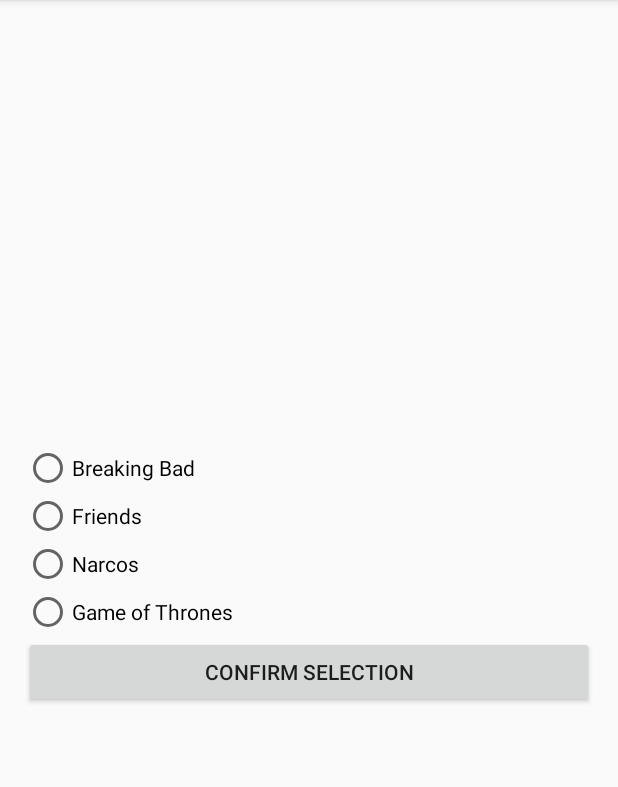
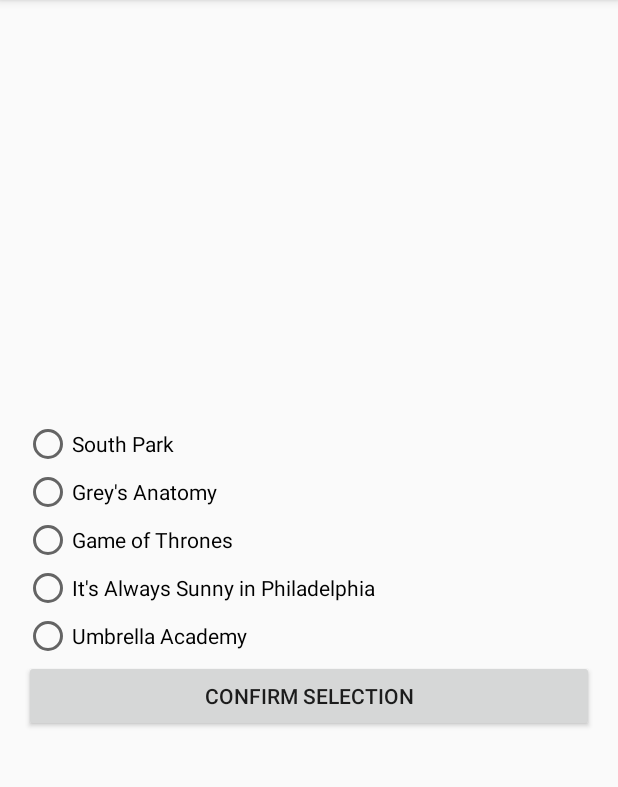
Before and after one commit to paarasbhandari/CMSC436-Fall2020-Group-Project, an Android app: the screen it shows after launch once a user with an empty profile is signed in (VotingActivity), after a tap on "TV Show", on a phone screen of 412 x 824 dp, the part 84-871 px from its top. Run offline under Robolectric (Android 15) with nearby library versions, the phone set to English and light mode, and no system bars; our stand-ins replace Firebase (no records; nobody signed in at launch, a user with empty details on screens opened directly).

Commit message:
modifed voting activity to be dynamic

```diff
--- a/VoteChain/app/src/main/java/com/cmsc436/votechain/VotingActivity.kt
+++ b/VoteChain/app/src/main/java/com/cmsc436/votechain/VotingActivity.kt
@@ -2,6 +2,7 @@
 
 import android.content.Intent
 import android.os.Bundle
+import android.util.Log
 import android.view.View
 import android.widget.Button
 import android.widget.RadioButton
@@ -9,27 +10,37 @@
 import android.widget.TextView
 import android.widget.Toast
 import androidx.appcompat.app.AppCompatActivity
+import androidx.core.view.children
+import androidx.core.view.get
 
-
-//private var mVotingRadioGroup: RadioGroup? = null   //The RadioGroup variable
-//private var mVoteButton: RadioButton? = null        //The Button user selects
 var radioGroup: RadioGroup? = null
-var radioBtn1: RadioButton? = null
-var radioBtn2: RadioButton? = null
-var radioBtn3: RadioButton? = null
-var radioBtn4: RadioButton? = null
-var voteValue: String? = null
+var submit: Button? = null
 var votingList: Array<String>? = null
-
+var category: String? = null
+var oldVote: String? = null
 
 class VotingActivity : AppCompatActivity() {
 
     companion object {
-
-        private const val RESULT_CODE = 1
+        private const val TAG = "Votechain-VotingActivity"
         private const val VOTE_VALUE = "VOTE_VALUE"
         private const val VOTE_CATEGORY = "VOTE_CATEGORY"
-        private const val TAG = "Votechain-CategoriesActivity"
+        /*
+        private val tvshowVotingList = arrayOf("Breaking Bad", "Friends", "Narcos", "Game of Thrones")
+        private val superheroVotingList = arrayOf("Spiderman", "Batman", "Superman", "Iron Man")
+        */
+        private val beverageVotingList = arrayOf("Tea", "Beer", "Coffee", "Wine")
+        private val superheroVotingList: Array<String> =
+            arrayOf("Batman", "Superman", "Spiderman", "Wolverine")
+        private val tvshowVotingList : Array<String> =
+            arrayOf("South Park", "Grey's Anatomy", "Game of Thrones",
+                "It's Always Sunny in Philadelphia",
+                "Umbrella Academy")
+/*        private val beverageVotingList: Array<String> =
+            arrayOf("Coke", "Pepsi", "Dr. Pepper", "Sprite",
+                "Mountain Dew", "Mr. Pibb", "Canada Dry",
+                "Mountain Lightning", "Mellow Yellow",
+                "Fanta Orange", "Coke Cherry")*/
 
     }
 
@@ -37,76 +48,59 @@
         super.onCreate(savedInstanceState)
         setContentView(R.layout.activity_voting)
 
+        radioGroup = findViewById<View>(R.id.listViewVotes) as RadioGroup
+        submit = findViewById(R.id.submit)
 
+        category = intent.getStringExtra("CATEGORY")
 
-        radioGroup = findViewById<View>(R.id.listViewVotes) as RadioGroup
-        radioBtn1 = findViewById<RadioButton>(R.id.Vote1)
-        radioBtn2 = findViewById<RadioButton>(R.id.Vote2)
-        radioBtn3 = findViewById<RadioButton>(R.id.Vote3)
-        radioBtn4 = findViewById<RadioButton>(R.id.Vote4)
-        var radioBtnList = arrayOf(radioBtn1, radioBtn2, radioBtn3, radioBtn4)
+        submit!!.setOnClickListener(View.OnClickListener {
+            Log.d(TAG, "Entered setOnClickListener")
+            val voteId = radioGroup!!.checkedRadioButtonId // get id of checked button - id is generated dynamically
+            val voteString = findViewById<RadioButton>(voteId).text
 
-        val category = intent.getStringExtra("CATEGORY")
+            Toast.makeText(
+                this,
+                "Submit Clicked : $voteString", Toast.LENGTH_LONG
+            ).show()
 
-        var oldVoteValue = ""
-
-        if (category.equals("TV Show")){
-            votingList = arrayOf("Breaking Bad", "Friends", "Narcos", "Game of Thrones")
-            oldVoteValue = intent.getStringExtra("TV_SHOW_VOTE_VALUE").toString()
-        } else if (category.equals("Superhero")){
-            votingList = arrayOf("Spiderman", "Batman", "Superman", "Iron Man")
-            oldVoteValue = intent.getStringExtra("SUPERHERO_VOTE_VALUE").toString()
-        } else if (category.equals("Beverage")){
-            votingList = arrayOf("Tea", "Beer", "Coffee", "Wine")
-            oldVoteValue = intent.getStringExtra("BEVERAGE_VOTE_VALUE").toString()
-        }
-
-        if (oldVoteValue != null && !oldVoteValue.isEmpty() && !oldVoteValue.equals("null")){
-            radioBtnList.get(getIndex(votingList!!, oldVoteValue))?.isChecked = true
-        }
-
-
-        setOptionsText()
-
-        radioGroup!!.setOnCheckedChangeListener(RadioGroup.OnCheckedChangeListener { group, checkedId ->
-            // This will get the radiobutton that has changed in its check state
-            val checkedRadioButton = group.findViewById<View>(checkedId) as RadioButton
-            // This puts the value (true/false) into the variable
-            val isChecked = checkedRadioButton.isChecked
-            // If the radiobutton that has changed in check state is now checked...
-            if (isChecked) {
-                voteValue = checkedRadioButton.text as String
-            }
-        })
-
-        val submit: Button = findViewById(R.id.submit)
-
-        submit.setOnClickListener(View.OnClickListener { i ->
             val returnIntent = Intent()
-            returnIntent.putExtra(VOTE_CATEGORY, category)
-            returnIntent.putExtra(VOTE_VALUE, voteValue)
-            setResult(RESULT_CODE, returnIntent)
+                .putExtra(VOTE_CATEGORY, category)
+                .putExtra(VOTE_VALUE, voteString)
+            setResult(RESULT_OK, returnIntent)
             finish()
         })
 
+        setupCategory() // make radio buttons for each category
 
     }
 
-    private fun setOptionsText(){
-        radioBtn1?.text = votingList?.get(0)
-        radioBtn2?.text = votingList?.get(1)
-        radioBtn3?.text = votingList?.get(2)
-        radioBtn4?.text = votingList?.get(3)
+    private fun setupCategory() {
+        // get category to display along with old vote
+        when (category) {
+            "TV Show" -> {
+                votingList = tvshowVotingList
+                oldVote = intent.getStringExtra(CategoriesActivity.TV_SHOW_VOTE_KEY)
+            }
+            "Superhero" -> {
+                votingList = superheroVotingList
+                oldVote = intent.getStringExtra(CategoriesActivity.SUPER_HERO_VOTE_KEY)
+            }
+            "Beverage" -> {
+                votingList = beverageVotingList
+                oldVote = intent.getStringExtra(CategoriesActivity.BEVERAGE_VOTE_KEY)
+            }
+            null -> return
+        }
+
+        // create radio buttons
+        for (i in 0 until votingList!!.count()) {
+            val radioButton = RadioButton(this)
+            radioButton.text = votingList!![i] // set text of radio button array index value
+            radioGroup!!.addView(radioButton)
+        }
+
+        // set old vote
+        if (oldVote != null)
+            (radioGroup!!.getChildAt(votingList!!.indexOf(oldVote)) as RadioButton).isChecked = true
     }
-
-    private fun getIndex(list: Array<String>, a: String): Int{
-        for (x in (0..3)){
-            if (list.get(x).equals(a)){
-                return x
-            }
-        }
-        return -1
-    }
-
-
 }
--- a/VoteChain/app/src/main/res/layout/activity_voting.xml
+++ b/VoteChain/app/src/main/res/layout/activity_voting.xml
@@ -15,33 +15,7 @@
         android:layout_height="wrap_content"
         android:layout_alignParentLeft="true"
         android:orientation="vertical">
-
-        <RadioButton
-            android:id="@+id/Vote1"
-            android:layout_width="wrap_content"
-            android:layout_height="wrap_content"
-             />
-        <RadioButton
-            android:id="@+id/Vote2"
-            android:layout_width="wrap_content"
-            android:layout_height="wrap_content"
-             />
-        <RadioButton
-            android:id="@+id/Vote3"
-            android:layout_width="wrap_content"
-            android:layout_height="wrap_content"
-             />
-        <RadioButton
-            android:id="@+id/Vote4"
-            android:layout_width="wrap_content"
-            android:layout_height="wrap_content"
-            />
-
     </RadioGroup>
-
-
-
-
 
     <Button
         android:id="@+id/submit"
```
Also changed, not shown: VoteChain/app/src/main/java/com/cmsc436/votechain/CategoriesActivity.kt (+20 -22 lines).
